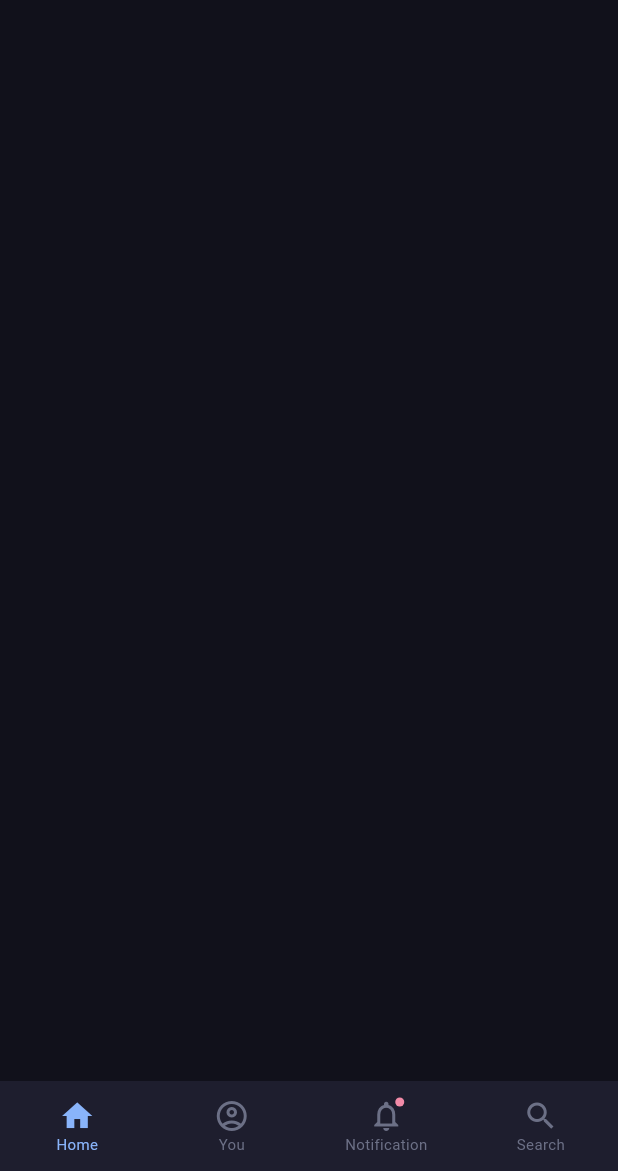
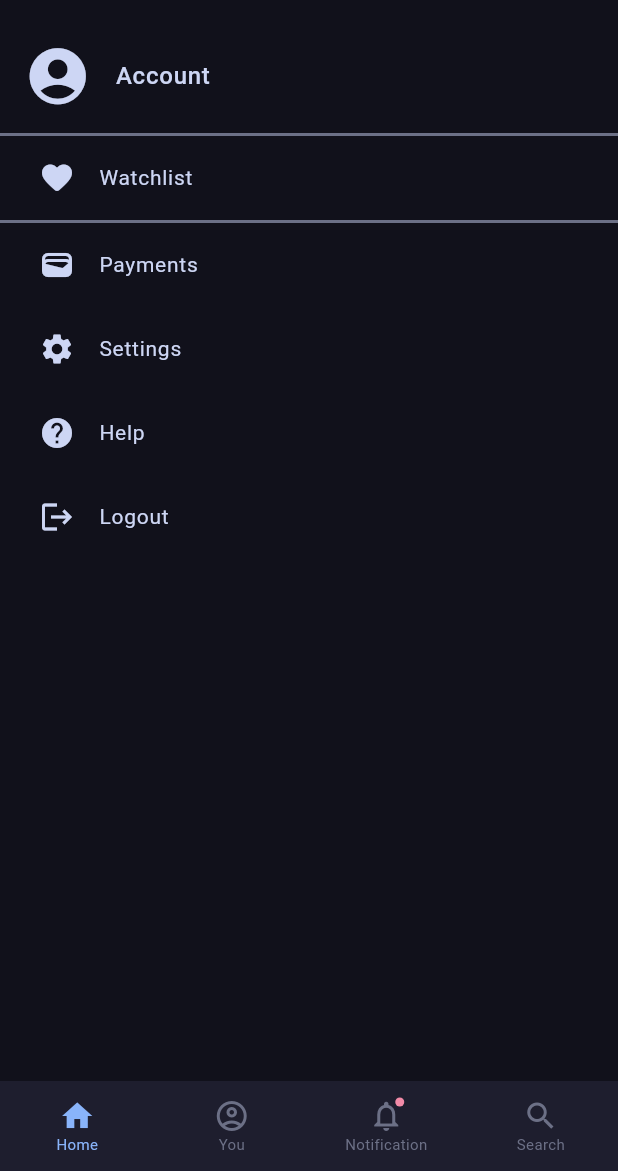
Before and after one commit to tuankhainguy/flutter-demo, a Flutter app: the screen it shows after launch, swiped to page 2, on a phone screen of 412 x 824 dp, the part 65-1236 px from its top. Run offline on Flutter 3.47's test engine with Material 3 defaults, Android fonts, the phone set to English and light mode, and no system bars.

Commit message:
populating account page
minor tweaks to cart and notification page

```diff
--- a/lib/constants.dart
+++ b/lib/constants.dart
@@ -15,5 +15,6 @@ const kHighlightColor = Color(0xff89b4fa);
 const kNotificationColor = Color(0xfff38ba8);
 const kAddToCartColor = Color(0xff89b4fa);
 const kCheckOutColor = Color(0xffb4befe);
+const kCardColor = Color(0xfff5e0dc);
 
 const double kDefaultPadding = 20.0;
--- a/lib/pages/account_page.dart
+++ b/lib/pages/account_page.dart
@@ -22,7 +22,126 @@ class _AccountState extends State<AccountPage> with AutomaticKeepAliveClientMixi
     return Scaffold(
       backgroundColor: Colors.transparent,
       appBar: buildAppBar(widget.pageJump, 1),
-      body: const Column(),
+      body: ListView(
+        children: <Widget>[
+          const Padding(
+            padding: EdgeInsets.symmetric(vertical: kDefaultPadding / 2),
+            child: ListTile(
+              leading: Icon(
+                Icons.account_circle_rounded,
+                size: 45.0,
+                color: kTextLight,
+              ),
+              title: Text(
+                'Account',
+                style: TextStyle(
+                  color: kTextLight,
+                  fontSize: 16.0,
+                  fontWeight: FontWeight.w500,
+                ),
+              ),
+            ),
+          ),
+          Container(
+            color: kTextOverlay,
+            height: 2.0,
+          ),
+          const Padding(
+            padding: EdgeInsets.symmetric(
+              horizontal: kDefaultPadding / 2
+            ),
+            child: ListTile(
+              leading: Icon(
+                Icons.favorite_rounded,
+                color: kTextLight,
+              ),
+              title: Text(
+                'Watchlist',
+                style: TextStyle(
+                  color: kTextLight,
+                  fontSize: 14.0,
+                ),
+              ),
+            ),
+          ),
+          Container(
+            color: kTextOverlay,
+            height: 2.0,
+          ),
+          const Padding(
+            padding: EdgeInsets.symmetric(
+              horizontal: kDefaultPadding / 2
+            ),
+            child: ListTile(
+              leading: Icon(
+                Icons.wallet,
+                color: kTextLight,
+              ),
+              title: Text(
+                'Payments',
+                style: TextStyle(
+                  color: kTextLight,
+                  fontSize: 14.0,
+                ),
+              ),
+            ),
+          ),
+          const Padding(
+            padding: EdgeInsets.symmetric(
+              horizontal: kDefaultPadding / 2
+            ),
+            child: ListTile(
+              leading: Icon(
+                Icons.settings,
+                color: kTextLight,
+              ),
+              title: Text(
+                'Settings',
+                style: TextStyle(
+                  color: kTextLight,
+                  fontSize: 14.0,
+                ),
+              ),
+            ),
+          ),
+          const Padding(
+            padding: EdgeInsets.symmetric(
+              horizontal: kDefaultPadding / 2
+            ),
+            child: ListTile(
+              leading: Icon(
+                Icons.help,
+                color: kTextLight,
+              ),
+              title: Text(
+                'Help',
+                style: TextStyle(
+                  color: kTextLight,
+                  fontSize: 14.0,
+                ),
+              ),
+            ),
+          ),
+          const Padding(
+            padding: EdgeInsets.symmetric(
+              horizontal: kDefaultPadding / 2
+            ),
+            child: ListTile(
+              leading: Icon(
+                Icons.logout,
+                color: kTextLight,
+              ),
+              title: Text(
+                'Logout',
+                style: TextStyle(
+                  color: kTextLight,
+                  fontSize: 14.0,
+                ),
+              ),
+            ),
+          ),
+        ],
+      ),
     );
   }
 }
--- a/lib/pages/cart_page.dart
+++ b/lib/pages/cart_page.dart
@@ -71,7 +71,7 @@ class _CartState extends State<CartPage> with AutomaticKeepAliveClientMixin {
                               ],
                             ),
                           ),
-                          const SizedBox(height: kDefaultPadding * 1.5),
+                          // const SizedBox(height: kDefaultPadding * 1.5),
                           GestureDetector(
                             onTap: () {
                               setState(() {
@@ -125,7 +125,7 @@ class _CartState extends State<CartPage> with AutomaticKeepAliveClientMixin {
               child: ListView.builder(
                 itemCount: cart.length,
                 itemBuilder: (BuildContext context, int index) => Card(
-                  color: const Color(0xfff5e0dc),
+                  color: kCardColor,
                   child: ListTile(
                     contentPadding: const EdgeInsets.symmetric(horizontal: kDefaultPadding / 2),
                     leading: SizedBox(
--- a/lib/pages/notification_page.dart
+++ b/lib/pages/notification_page.dart
@@ -23,10 +23,11 @@ class _NotificationState extends State<NotificationPage> with AutomaticKeepAlive
       backgroundColor: Colors.transparent,
       appBar: buildAppBar(widget.pageJump, 3),
       body: const Padding(
-        padding: EdgeInsets.all(8.0),
+        padding: EdgeInsets.all(kDefaultPadding / 2),
         child: Column(
           children: <Widget>[
             Card(
+              color: kCardColor,
               child: ListTile(
                 leading: Icon(Icons.notifications_sharp),
                 title: Text('Notification 1'),
@@ -34,6 +35,7 @@ class _NotificationState extends State<NotificationPage> with AutomaticKeepAlive
               ),
             ),
             Card(
+              color: kCardColor,
               child: ListTile(
                 leading: Icon(Icons.notifications_sharp),
                 title: Text('Notification 2'),
```
